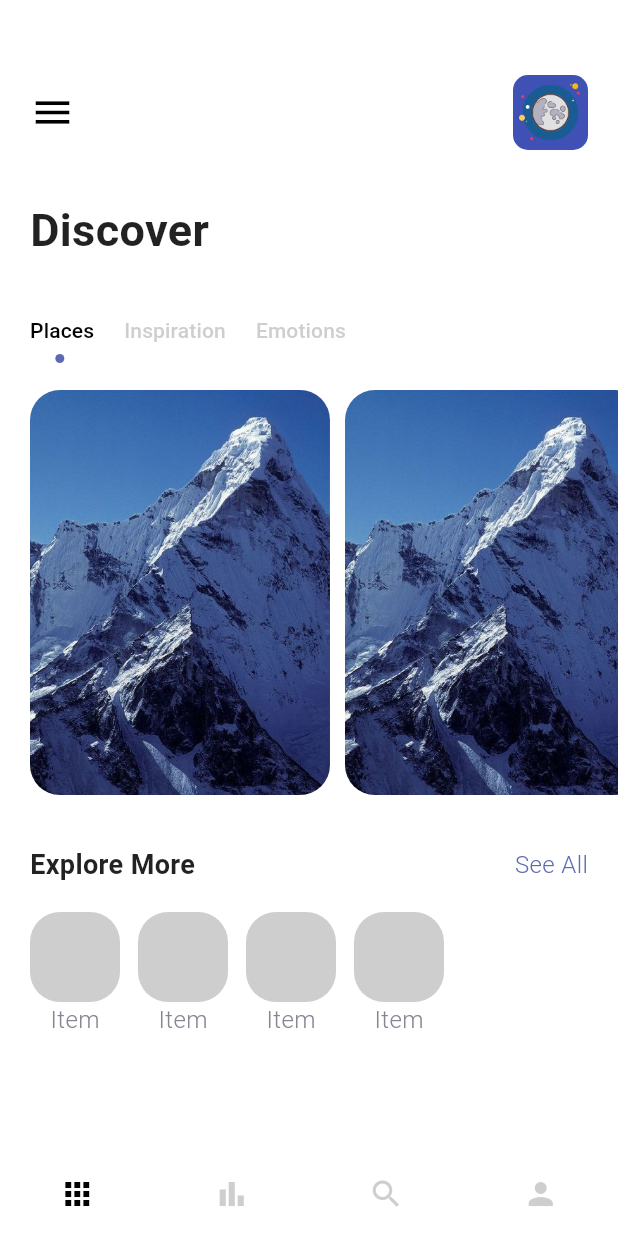
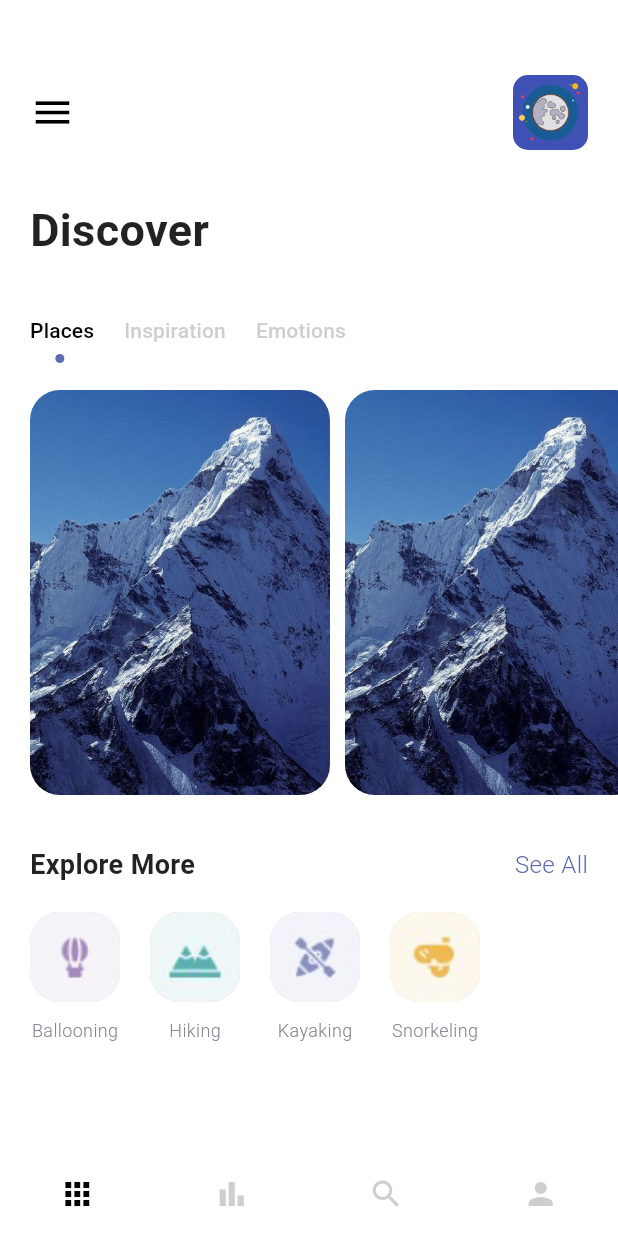
Before and after one commit to AlexEduV/flutter_travel_app, a Flutter app: the screen it shows after launch, on a phone screen of 412 x 824 dp. Run offline on Flutter 3.47's test engine with Material 3 defaults, Android fonts, the phone set to English and light mode, and no system bars.

Commit message:
finished explore more section;

```diff
--- a/lib/pages/navigationPages/home_item_page.dart
+++ b/lib/pages/navigationPages/home_item_page.dart
@@ -17,6 +17,12 @@ class HomeItemPage extends StatefulWidget {
 class _HomeItemPageState extends State<HomeItemPage> {
 
   int selectedTabPageIndex = 0;
+  final exploreMoreItemsImages = {
+    "ballooning.png": "Ballooning",
+    "hiking.png": "Hiking",
+    "kayaking.png" : "Kayaking",
+    "snorkeling.png" : "Snorkeling",
+  };
 
   @override
   Widget build(BuildContext context) {
@@ -125,12 +131,11 @@ class _HomeItemPageState extends State<HomeItemPage> {
                   itemCount: 4,
                   itemBuilder: (context, index) {
 
-                    return const Padding(
-                      padding: EdgeInsets.only(right: 12.0),
+                    return Padding(
+                      padding: const EdgeInsets.only(right: 20.0),
                       child: exploreMoreItem(
-                        imageSource: '',
-                        tintColor: Colors.black,
-                        label: 'Item',
+                        imageSource: 'assets/images/${exploreMoreItemsImages.keys.elementAt(index)}',
+                        label: exploreMoreItemsImages.values.elementAt(index),
                       ),
                     );
                   },
--- a/lib/widgets/explore_more_item.dart
+++ b/lib/widgets/explore_more_item.dart
@@ -5,13 +5,11 @@ import 'package:flutter_travel_test/widgets/app_text.dart';
 class exploreMoreItem extends StatelessWidget {
 
   final String imageSource;
-  final Color tintColor;
   final String label;
 
   const exploreMoreItem({
     super.key,
     required this.imageSource,
-    required this.tintColor,
     required this.label,
   });
 
@@ -27,13 +25,23 @@ class exploreMoreItem extends StatelessWidget {
           decoration: BoxDecoration(
             color: Colors.grey.withOpacity(.5),
             borderRadius: BorderRadius.circular(20.0),
+            image:DecorationImage(
+              fit: BoxFit.cover,
+              image: AssetImage(
+                imageSource,
+              ),
+            ),
           ),
         ),
 
         //text
-        AppText(
-          text: label,
-          color: AppColors.textColor2,
+        Padding(
+          padding: const EdgeInsets.only(top: 10),
+          child: AppText(
+            text: label,
+            textSize: 12,
+            color: AppColors.textColor2,
+          ),
         ),
 
       ],
```
Also changed, not shown: assets/images/ballooning.png (renamed from assets/images/balloning.png), assets/images/snorkeling.png (renamed from assets/images/snorkling.png).
